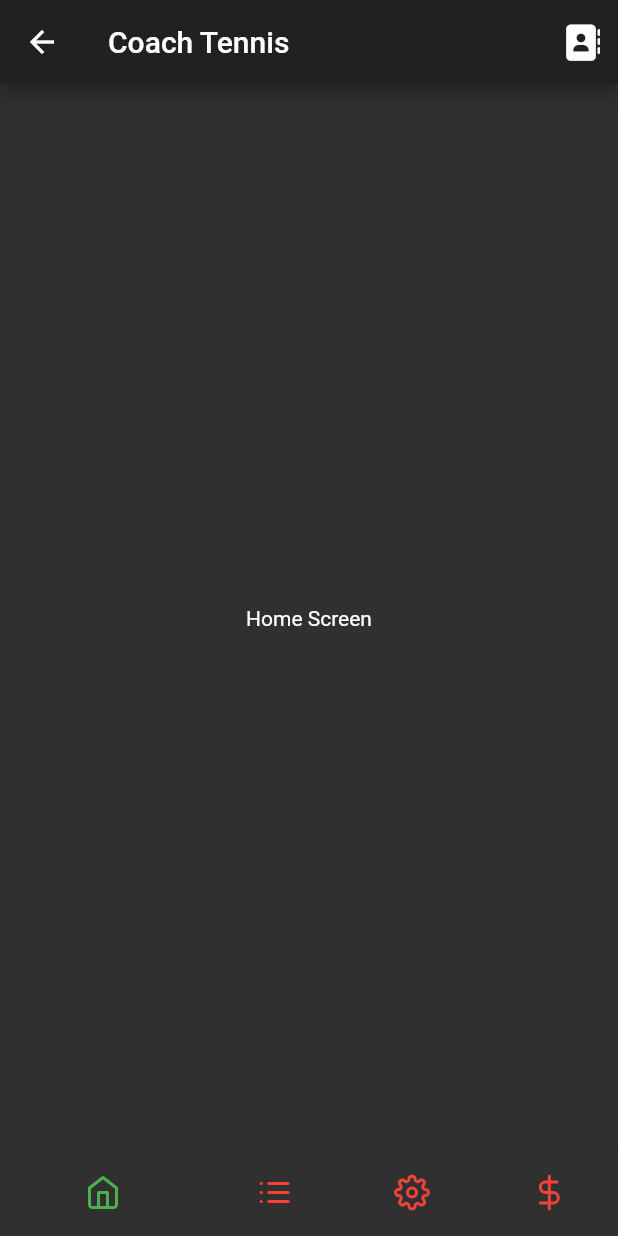
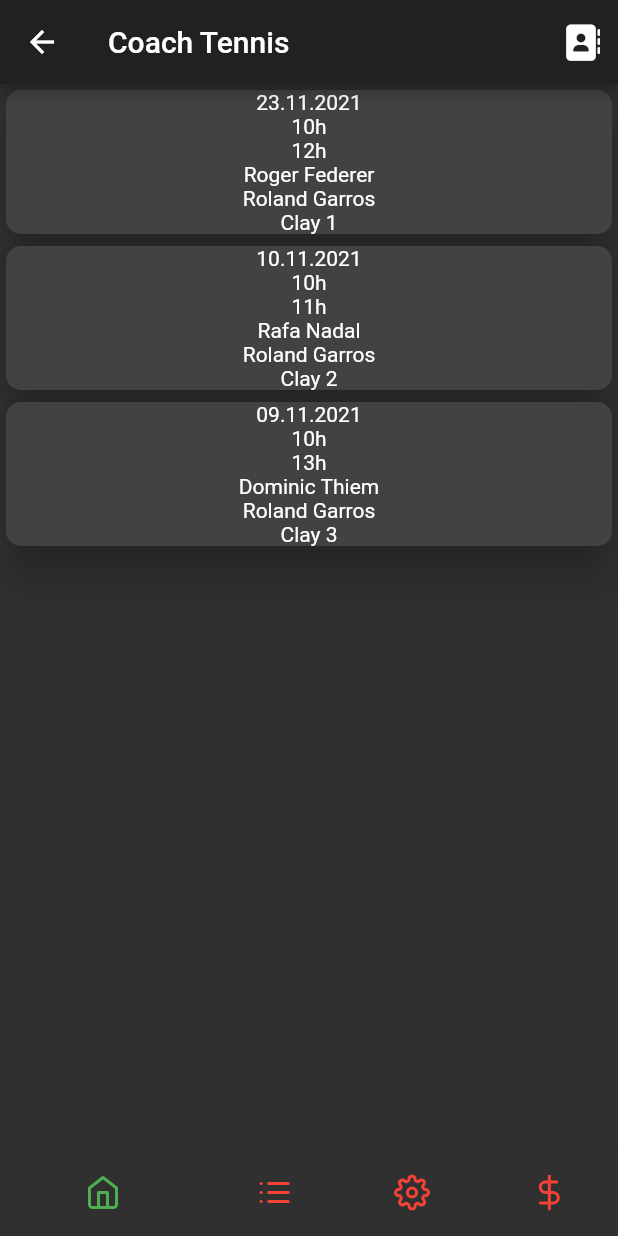
Before and after one commit to Dekpfastatt/coachtennis, a Flutter app: the HomeScreen screen opened directly, on a phone screen of 412 x 824 dp. Run offline on Flutter 3.47's test engine with Material 2 defaults, Android fonts, the phone set to English and light mode, and no system bars; our stand-ins replace cloud_firestore, firebase_auth, firebase_core, flutter_icons, google_fonts; accounts and stored records are empty.

Commit message:
Dahsboard Data

```diff
--- a/lib/coach/homescreen/homescreendetails.dart
+++ b/lib/coach/homescreen/homescreendetails.dart
@@ -1,3 +1,4 @@
+import 'package:coachtennis/coach/homescreen/model/coachschedule.dart';
 import 'package:flutter/material.dart';
 
 class HomeScreenDetails extends StatefulWidget {
@@ -10,9 +11,27 @@
 class _HomeScreenDetailsState extends State<HomeScreenDetails> {
   @override
   Widget build(BuildContext context) {
-    return Center(
-      child: Container(
-        child: const Text("Home Screen"),
+    return SafeArea(
+      child: ListView.builder(
+        itemCount: CoachSchedule.scheduleList.length,
+        itemBuilder: (BuildContext context, int index) {
+          return Card(
+            elevation: 12,
+            shape: RoundedRectangleBorder(
+              borderRadius: BorderRadius.circular(10),
+            ),
+            child: Column(
+              children: [
+                Text(CoachSchedule.scheduleList[index].scheduleDate),
+                Text(CoachSchedule.scheduleList[index].scheduleTimeFrom),
+                Text(CoachSchedule.scheduleList[index].scheduleTimeTo),
+                Text(CoachSchedule.scheduleList[index].studentName),
+                Text(CoachSchedule.scheduleList[index].clubDetails),
+                Text(CoachSchedule.scheduleList[index].clubCourt),
+              ],
+            ),
+          );
+        },
       ),
     );
   }
--- /dev/null
+++ b/lib/coach/homescreen/model/coachschedule.dart
@@ -0,0 +1,19 @@
+class CoachSchedule {
+  String scheduleDate;
+  String scheduleTimeFrom;
+  String scheduleTimeTo;
+  String studentName;
+  String clubDetails;
+  String clubCourt;
+
+  CoachSchedule(this.scheduleDate, this.scheduleTimeFrom, this.scheduleTimeTo,
+      this.studentName, this.clubDetails, this.clubCourt);
+  static List<CoachSchedule> scheduleList = [
+    CoachSchedule(
+        '23.11.2021', '10h', '12h', 'Roger Federer', 'Roland Garros', 'Clay 1'),
+    CoachSchedule(
+        '10.11.2021', '10h', '11h', 'Rafa Nadal', 'Roland Garros', 'Clay 2'),
+    CoachSchedule(
+        '09.11.2021', '10h', '13h', 'Dominic Thiem', 'Roland Garros', 'Clay 3'),
+  ];
+}
--- a/pubspec.yaml
+++ b/pubspec.yaml
@@ -29,9 +29,9 @@
 dependencies:
   cupertino_icons: ^1.0.2
   google_fonts: ^2.1.0
-  introduction_screen:
-  cloud_firestore: ^3.1.0
-  firebase_core: ^1.10.0
+  introduction_screen: ^2.1.0
+  cloud_firestore: ^2.2.2
+  firebase_core: ^1.8.0
   firebase_auth: ^3.2.0
   provider: ^4.3.3
   flutter_icons: ^1.1.0
```
Also changed, not shown: lib/coach/login/signin.dart (+96 -96 lines), pubspec.lock, 1 other file.
